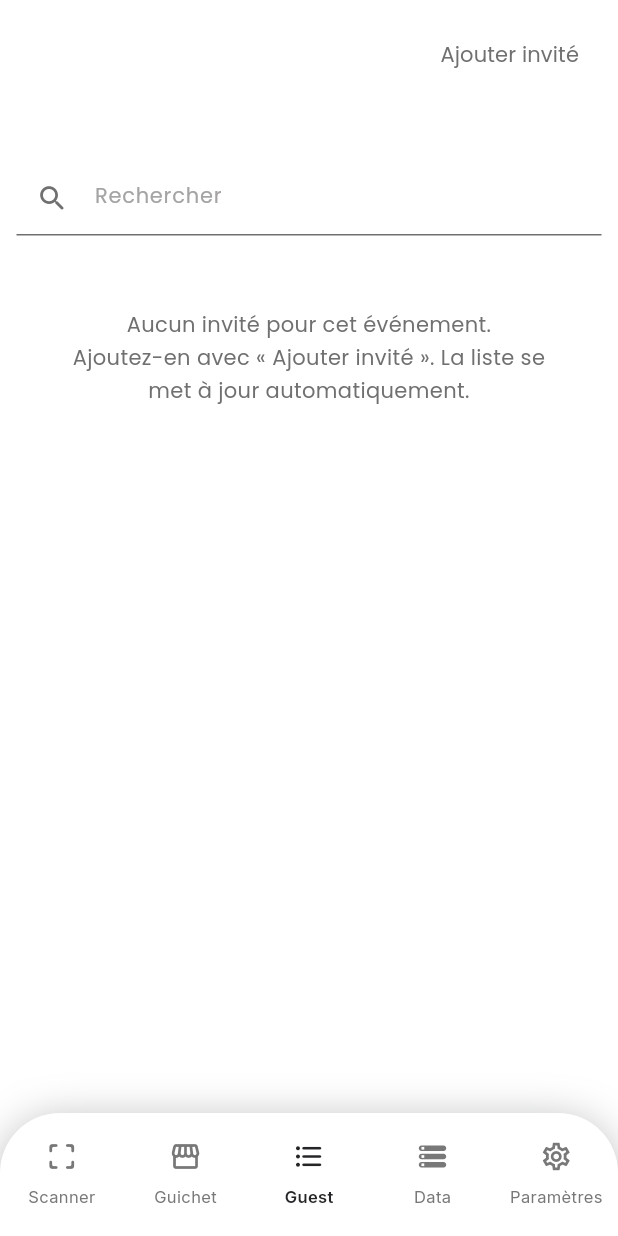
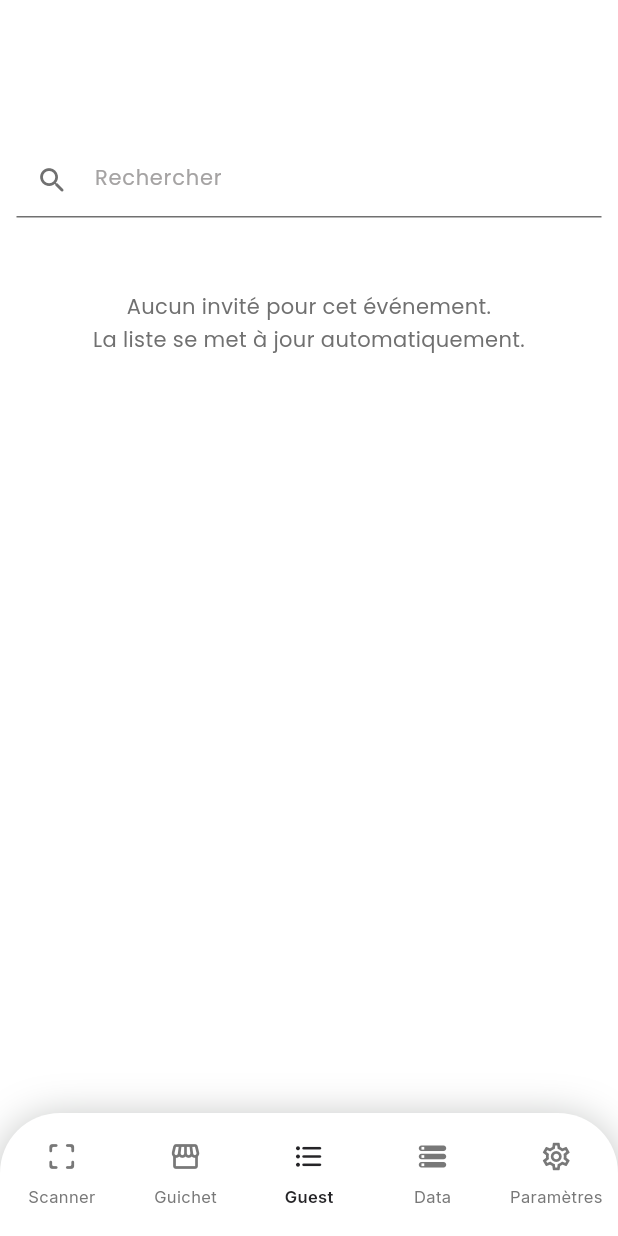
Before and after one commit to jclaude45/ticketing-platform, a Flutter app: the HomeShell screen opened directly with empty values, item 3 of the bottom bar chosen, on a phone screen of 412 x 824 dp. Run offline on Flutter 3.47's test engine with Material 3 defaults, Android fonts, the phone set to English and light mode, and no system bars; our stand-ins replace audioplayers, connectivity_plus, dio, flutter_riverpod, flutter_secure_storage, get_it and 3 more; missing offline and left inert: mobile_scanner; accounts and stored records are empty; network calls fail.

Commit message:
feat(mobile): hide 'Ajouter invité' in the guest tab
Invitations are sent from the organizer's side for now; the form stays in the
code behind GuestsTab.invitesEnabled.

Co-Authored-By: Claude Opus 5.5 <noreply@anthropic.com>

```diff
--- a/mobile/lib/features/home/presentation/tabs/guests_tab.dart
+++ b/mobile/lib/features/home/presentation/tabs/guests_tab.dart
@@ -12,11 +12,15 @@ import '../home_shell.dart';
 import 'add_guest_view.dart';
 
 /// Guests of the event (invitation tickets) with their entry time; tap one who is not in
-/// yet to let them in. "Ajouter invité" opens the invitation form.
+/// yet to let them in. "Ajouter invité" (invitation form) is hidden for now: see
+/// [GuestsTab.invitesEnabled].
 class GuestsTab extends ConsumerStatefulWidget {
   final String eventId;
 
   const GuestsTab({super.key, required this.eventId});
+
+  /// Sending invitations from the app is switched off (organizer's side only for now)
+  static const invitesEnabled = false;
 
   @override
   ConsumerState<GuestsTab> createState() => _GuestsTabState();
@@ -93,6 +97,7 @@ class _GuestsTabState extends ConsumerState<GuestsTab> {
       bottom: false,
       child: Column(
         children: [
+          if (GuestsTab.invitesEnabled)
             Align(
               alignment: Alignment.centerRight,
               child: Padding(
@@ -102,7 +107,9 @@ class _GuestsTabState extends ConsumerState<GuestsTab> {
                   child: Text('Ajouter invité', style: zcText(14, color: AppColors.grey)),
                 ),
               ),
-          ),
+            )
+          else
+            const SizedBox(height: 56), // same place for the card as on the Scanner tab
           if (event != null) ZcEventCard(name: event.name, checkedIn: entries.checkedIn, total: entries.total),
           const SizedBox(height: 40),
           Container(
@@ -138,7 +145,7 @@ class _GuestsTabState extends ConsumerState<GuestsTab> {
                       : all.where((g) => g.name.toLowerCase().contains(query) || g.serialNumber.toLowerCase().contains(query)).toList();
                   if (all.isEmpty) {
                     return const _Message(
-                        "Aucun invité pour cet événement.\nAjoutez-en avec « Ajouter invité ». La liste se met à jour automatiquement.");
+                        "Aucun invité pour cet événement.\nLa liste se met à jour automatiquement.");
                   }
                   if (list.isEmpty) return const _Message('Aucun invité ne correspond à la recherche.');
                   return ListView.builder(
```
Lines whose indentation alone changed are shown as unchanged.
